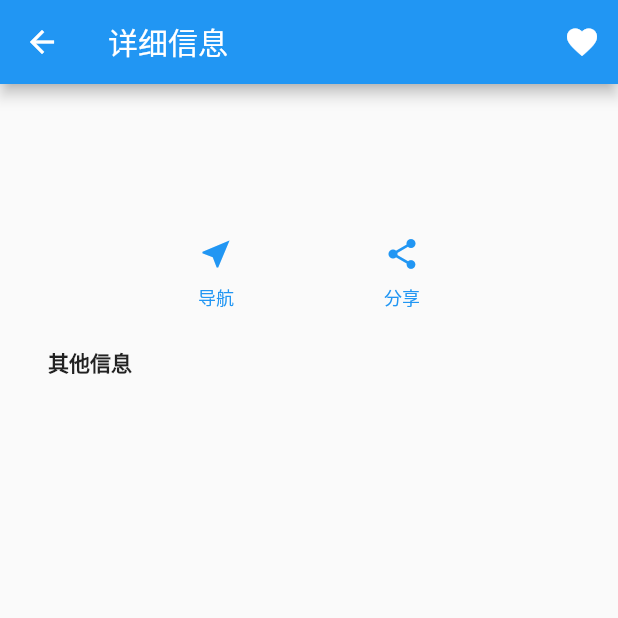
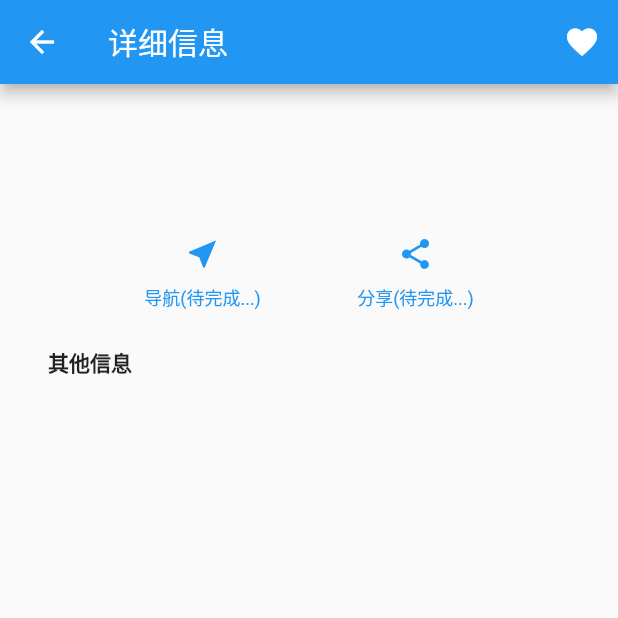
Before and after one commit to yushiwo/flutter_free_wifi, a Flutter app: the WifiDetailPage screen opened directly with empty values, after a tap on the "favorite" icon, on a phone screen of 412 x 824 dp, the top half of it. Run offline on Flutter 3.47's test engine with Material 2 defaults, Android fonts, the phone set to English and light mode, and no system bars; our stand-ins replace fluttertoast, shared_preferences, sqflite; missing offline and left inert: amap_location, easy_alert, simple_permissions; accounts and stored records are empty; network calls fail.

Commit message:
可以异步获取定位信息了

```diff
--- a/lib/modules/detail/WifiDetailPage.dart
+++ b/lib/modules/detail/WifiDetailPage.dart
@@ -1,11 +1,13 @@
 import 'package:amap_location/amap_location.dart';
 import 'package:amap_location/amap_location_option.dart';
 import 'package:flutter/material.dart';
+import 'package:fluttertoast/fluttertoast.dart';
 import 'package:shared_preferences/shared_preferences.dart';
-import '../global/model/wifi_model.dart';  // 导入model
+import '../global/model/wifi_model.dart'; // 导入model
 
 import 'package:simple_permissions/simple_permissions.dart';
 import 'package:easy_alert/easy_alert.dart';
+import 'package:fluttertoast/fluttertoast.dart';
 
 // 标题栏：标题，收藏和取消收藏按钮
 // wifi名称
@@ -16,8 +18,6 @@ import 'package:easy_alert/easy_alert.dart';
 class WifiDetailPage extends StatefulWidget {
   final Wifi wifi; //定义一个常量，用于保存跳转进来获取到的参数
 
-
-
   WifiDetailPage(this.wifi); //构造函数，获取参数
 
   @override
@@ -27,26 +27,26 @@ class WifiDetailPage extends StatefulWidget {
 class _WifiDetailPageState extends State<WifiDetailPage> {
   final String mUserName = "userName";
 
+  var index = 1;
+
   @override
   Widget build(BuildContext context) {
+
     return Scaffold(
       appBar: AppBar(
         title: Text("详细信息"),
         actions: <Widget>[
-          new IconButton(icon: const Icon(Icons.favorite), onPressed: handleSave),
+          new IconButton(
+              icon: const Icon(Icons.favorite), onPressed: _handleFavButtonClicked),
         ],
       ),
-
       body: _refreshPage(widget.wifi),
-
     );
   }
 
   Widget _refreshPage(Wifi wifi) {
-
     return new Container(
       padding: const EdgeInsets.all(32.0),
-
       child: new Row(
         children: [
           new Expanded(
@@ -78,8 +78,8 @@ class _WifiDetailPageState extends State<WifiDetailPage> {
                 new Row(
                   mainAxisAlignment: MainAxisAlignment.spaceEvenly,
                   children: [
-                    buildButtonColumn(Icons.near_me, '导航'),
-                    buildButtonColumn(Icons.share, '分享'),
+                    buildButtonColumn(Icons.near_me, '导航(待完成...)'),
+                    buildButtonColumn(Icons.share, '分享(待完成...)'),
                   ],
                 ),
 
@@ -90,7 +90,8 @@ class _WifiDetailPageState extends State<WifiDetailPage> {
                 new Column(
                   crossAxisAlignment: CrossAxisAlignment.start,
                   children: <Widget>[
-                    new Text("其他信息",
+                    new Text(
+                      "其他信息",
                       style: new TextStyle(
                         fontWeight: FontWeight.bold,
                       ),
@@ -108,14 +109,15 @@ class _WifiDetailPageState extends State<WifiDetailPage> {
           ),
         ],
       ),
-
     );
   }
 
-  Column buildButtonColumn(IconData icon, String label) {
+  Widget buildButtonColumn(IconData icon, String label) {
     Color color = Theme.of(context).primaryColor;
 
-    return new Column(
+    return GestureDetector(
+      onTap: showShortToast,
+      child: Column(
         mainAxisSize: MainAxisSize.min,
         mainAxisAlignment: MainAxisAlignment.center,
         children: [
@@ -132,13 +134,17 @@ class _WifiDetailPageState extends State<WifiDetailPage> {
             ),
           ),
         ],
+      ),
     );
   }
 
+  void showShortToast() {
+    index ++;
+  }
 
   save() async {
     Future<SharedPreferences> prefs = SharedPreferences.getInstance();
-    prefs.then((SharedPreferences preference){
+    prefs.then((SharedPreferences preference) {
       preference.setString(mUserName, "123");
     });
   }
@@ -159,14 +165,12 @@ class _WifiDetailPageState extends State<WifiDetailPage> {
 //      print("数据获取成功：$userName");
 //    });
 
-
 //    Util.save(widget.wifi);
 //
 //    Future<List<Wifi>> favWifiList = Util.getFavWifiList();
 //    favWifiList.then((List<Wifi> favWifiList){
 //      print("我的收藏内容是： " + favWifiList.toString());
 //    });
-
 
 //    WifiProvider wifiProvider = new WifiProvider();
 //    try {
@@ -183,19 +187,24 @@ class _WifiDetailPageState extends State<WifiDetailPage> {
 //        });
 //      });
 //    } catch (Exception) {}
-    _checkPersmission();
+    _checkPermission();
 
-    await AMapLocationClient.startup(new AMapLocationOption( desiredAccuracy:CLLocationAccuracy.kCLLocationAccuracyHundredMeters ));
-    await AMapLocationClient.getLocation(true);
+    await AMapLocationClient.startup(new AMapLocationOption(
+        desiredAccuracy: CLLocationAccuracy.kCLLocationAccuracyHundredMeters));
+    AMapLocation location = await AMapLocationClient.getLocation(true);
+    print('定位有没有： ');
+    print("latitude = " + location.latitude.toString());
+    print("longitude = " + location.longitude.toString());
   }
 
-
-  void _checkPersmission() async{
-    bool hasPermission = await SimplePermissions.checkPermission(Permission.WhenInUseLocation);
-    if(!hasPermission){
-      var requestPermissionResult = (await SimplePermissions.requestPermission(Permission.WhenInUseLocation)) as bool;
-      if(!requestPermissionResult){
-        Alert.alert(context,title: "申请定位权限失败");
+  void _checkPermission() async {
+    bool hasPermission =
+        await SimplePermissions.checkPermission(Permission.WhenInUseLocation);
+    if (!hasPermission) {
+      var requestPermissionResult = (await SimplePermissions.requestPermission(
+          Permission.WhenInUseLocation)) as bool;
+      if (!requestPermissionResult) {
+        Alert.alert(context, title: "申请定位权限失败");
         return;
       }
     }
@@ -203,37 +212,13 @@ class _WifiDetailPageState extends State<WifiDetailPage> {
     AMapLocationClient.startLocation();
   }
 
-
-
+  // 存储
   void handleSave() async {
-    List notes;
     var db = new WifiDatabaseHelper();
-
     await db.saveNote(widget.wifi);
-    await db.saveNote(widget.wifi);
-    await db.saveNote(widget.wifi);
-    await db.saveNote(widget.wifi);
-
-    print('=== getAllNotes() ===');
-    notes = await db.getAllNotes();
-    notes.forEach((note) => print(note));
-
-    int count = await db.getCount();
-    print('Count: $count');
-
-    print('=== getNote(1) ===');
-    Wifi note = await db.getNote(1);
-//    print(note.toMap());
-
-    notes = await db.getAllNotes();
-    notes.forEach((note) => print(note));
-
-//    print('=== deleteNote(1) ===');
-//    await db.deleteNote(1);
-//    notes = await db.getAllNotes();
-//    notes.forEach((note) => print(note));
-
-//    await db.close();
   }
 
+  void handleDelete() async {
+    var db = new WifiDatabaseHelper();
   }
+}
--- a/lib/modules/home/NearbyListPage.dart
+++ b/lib/modules/home/NearbyListPage.dart
@@ -14,8 +14,8 @@ class RandomWordsState extends State<NearbyListPage> {
   final TextStyle _biggerFont = const TextStyle(fontSize: 18.0);
 
   final String _url = 'http://apis.juhe.cn/wifi/local?';
-  final double lon = 116.366324;
-  final double lat = 39.905859;
+  final double lon = 120.201798;
+  final double lat = 30.257832;
   final int range = 3000;
 
   //HTTP请求的函数返回值为异步控件Future
--- a/pubspec.yaml
+++ b/pubspec.yaml
@@ -26,6 +26,7 @@ dependencies:
   amap_location: 0.1.2
   simple_permissions:
   easy_alert:
+  fluttertoast: ^2.2.2
 
 
 dev_dependencies:
```
Also changed, not shown: 1 other file. Lines whose indentation alone changed are shown as unchanged.
